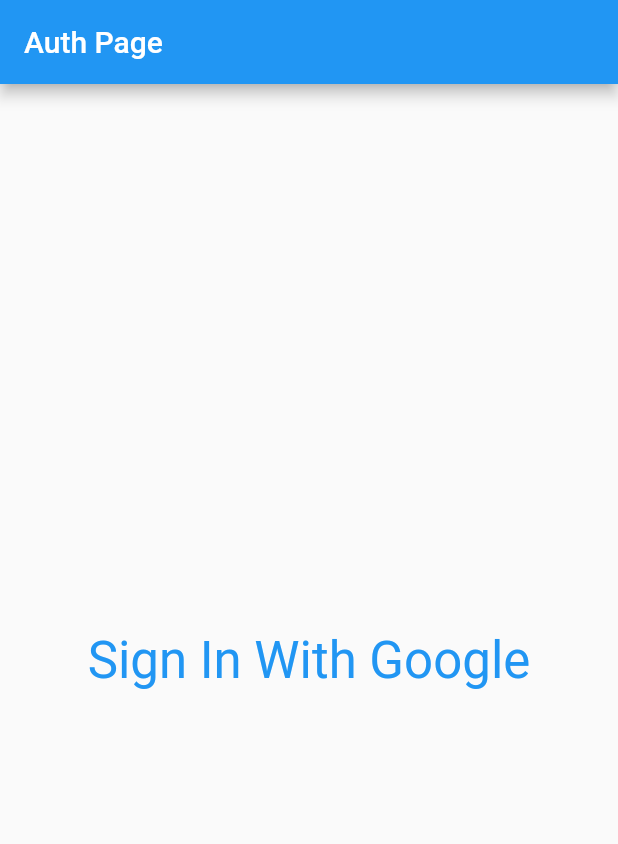
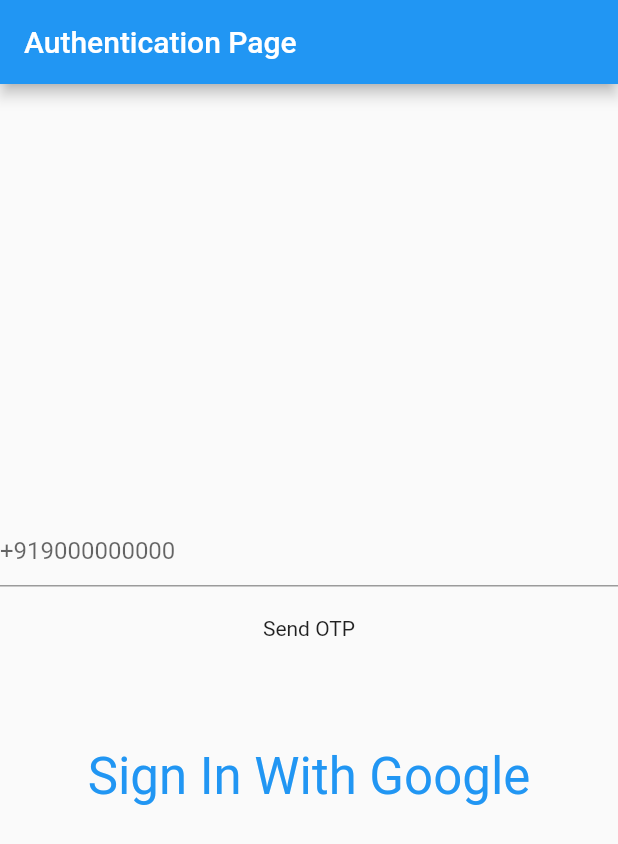
Before and after one commit to dhruvd-grappus/bigspoon_authentication, a Flutter app: the screen it shows after launch, on a phone screen of 412 x 824 dp. Shown: the top 844 px of the screen. Run offline on Flutter 3.47's test engine with Material 2 defaults, Android fonts, the phone set to English and light mode, and no system bars; our stand-ins replace bloc, equatable, firebase_auth, firebase_core, flutter_bloc, fluttertoast and 3 more; missing offline and left inert: firebase_auth_web, firebase_core_web, google_sign_in_web, smart_auth; accounts and stored records are empty.

Commit message:
refactor: Add everything to auth module.

```diff
--- a/lib/auth/auth_page.dart
+++ b/lib/auth/auth_page.dart
@@ -1,27 +1,34 @@
-import '../base/abstract_bloc_listener.dart';
-import '../base/action/navigation_action.dart';
+import 'package:sms_autofill/sms_autofill.dart';
+
+import 'base/abstract_bloc_listener.dart';
+import 'base/action/navigation_action.dart';
 import 'package:flutter/material.dart';
 import 'package:flutter_bloc/flutter_bloc.dart';
 import 'package:fluttertoast/fluttertoast.dart';
 
-import '../navigation/routes.dart';
+import 'navigation/routes.dart';
 import 'bloc/auth_bloc.dart';
+import 'package:pinput/pinput.dart';
 
 class AuthPage extends StatefulWidget {
-  const AuthPage({Key? key, required this.title}) : super(key: key);
-
-  final String title;
+  const AuthPage({
+    Key? key,
+  }) : super(key: key);
 
   @override
   State<AuthPage> createState() => _AuthPageState();
 }
 
 class _AuthPageState extends State<AuthPage> {
+  final TextEditingController otpController = TextEditingController();
+  var smsAutoFill = SmsAutoFill();
+  final TextEditingController phoneController = TextEditingController();
+
   @override
   Widget build(BuildContext context) {
     return Scaffold(
       appBar: AppBar(
-        title: Text(widget.title),
+        title: Text('Authentication Page'),
       ),
       body: Center(
         child: AbstractBlocListener<AuthBloc, AuthEvent, AuthState>(
@@ -36,12 +43,64 @@
             if (state is AuthenticatedState) {
               Navigator.pushReplacementNamed(context, Routes.profilePage);
             }
+            if (state is VerifyingOTPState) {
+              otpController.text = state.otp;
+            }
           },
           child: BlocBuilder<AuthBloc, AuthState>(
             builder: (context, state) {
               return state is AuthLoadingState
                   ? const CircularProgressIndicator()
-                  : InkWell(
+                  : Column(
+                      mainAxisAlignment: MainAxisAlignment.center,
+                      children: [
+                        TextField(
+                          controller: phoneController,
+                          decoration:
+                              InputDecoration(hintText: '+919000000000'),
+                        ),
+                        SizedBox(
+                          height: 20,
+                        ),
+                        InkWell(
+                          onTap: () async {
+                            await smsAutoFill.listenForCode();
+
+                            context.read<AuthBloc>().add(
+                                EnterPhoneEvent(phone: phoneController.text));
+                          },
+                          child: Text('Send OTP'),
+                        ),
+                        SizedBox(
+                          height: 20,
+                        ),
+                        state is CodeSentState
+                            ? Column(
+                                children: [
+                                  Pinput(
+                                    length: 6,
+                                    controller: otpController,
+                                  ),
+                                  SizedBox(
+                                    height: 20,
+                                  ),
+                                  InkWell(
+                                    onTap: () {
+                                      context.read<AuthBloc>().add(EnterCode(
+                                            verificationId:
+                                                state.verificationID,
+                                            code: otpController.text,
+                                          ));
+                                    },
+                                    child: Text('Verify OTP'),
+                                  ),
+                                ],
+                              )
+                            : SizedBox(),
+                        SizedBox(
+                          height: 50,
+                        ),
+                        InkWell(
                           onTap: () {
                             context.read<AuthBloc>().add(InitiateSocialSignIn(
                                   socialSignInType: SocialSignInType.google,
@@ -54,6 +113,8 @@
                                 .headline4
                                 ?.copyWith(color: Colors.blue),
                           ),
+                        ),
+                      ],
                     );
             },
           ),
--- a/lib/auth/bloc/auth_event.dart
+++ b/lib/auth/bloc/auth_event.dart
@@ -37,6 +37,10 @@
   });
 }
 
+class EnterCredentialEvent extends AuthEvent {
+  AuthCredential userCredential;
+  EnterCredentialEvent(this.userCredential);
+}
 class EnterPhoneEvent extends AuthEvent {
   final String phone;
   const EnterPhoneEvent({
--- a/lib/navigation/routes.dart
+++ b/lib/auth/navigation/routes.dart
@@ -1,7 +1,7 @@
 import '../profile.dart';
 import 'package:flutter/material.dart';
 
-import '../auth/auth_page.dart';
+import '../auth_page.dart';
 
 class Routes {
   static const String googleSignInPage = 'googleSignInPage';
@@ -12,7 +12,7 @@
     );
     switch (settings.name) {
       case googleSignInPage:
-        widget = const AuthPage(title: 'Google Sign In');
+        widget =  AuthPage();
 
         break;
       case profilePage:
--- a/lib/profile.dart
+++ b/lib/auth/profile.dart
@@ -1,7 +1,7 @@
 import 'package:flutter/material.dart';
 import 'package:flutter_bloc/flutter_bloc.dart';
 
-import 'auth/bloc/auth_bloc.dart';
+import 'bloc/auth_bloc.dart';
 import 'navigation/routes.dart';
 
 class ProfilePage extends StatelessWidget {
@@ -16,6 +16,9 @@
         return false;
       },
       child: Scaffold(
+         appBar: AppBar(
+          title: Text('Profile Page'),
+        ),
         body: BlocBuilder<AuthBloc, AuthState>(
           builder: (context, state) {
             return Center(
--- a/lib/generated_plugin_registrant.dart
+++ b/lib/generated_plugin_registrant.dart
@@ -10,6 +10,7 @@
 import 'package:firebase_core_web/firebase_core_web.dart';
 import 'package:fluttertoast/fluttertoast_web.dart';
 import 'package:google_sign_in_web/google_sign_in_web.dart';
+import 'package:smart_auth/smart_auth_web.dart';
 
 import 'package:flutter_web_plugins/flutter_web_plugins.dart';
 
@@ -19,5 +20,6 @@
   FirebaseCoreWeb.registerWith(registrar);
   FluttertoastWebPlugin.registerWith(registrar);
   GoogleSignInPlugin.registerWith(registrar);
+  SmartAuthWeb.registerWith(registrar);
   registrar.registerMessageHandler();
 }
--- a/lib/main.dart
+++ b/lib/main.dart
@@ -1,14 +1,14 @@
 import 'package:firebase_auth/firebase_auth.dart';
 
-import 'profile.dart';
+import 'auth/profile.dart';
 import 'package:flutter/material.dart';
 import 'package:flutter_bloc/flutter_bloc.dart';
 
 import 'auth/auth_page.dart';
 import 'auth/bloc/auth_bloc.dart';
-import 'navigation/routes.dart';
+import 'auth/navigation/routes.dart';
 import 'package:firebase_core/firebase_core.dart';
-import 'firebase_options.dart';
+import 'auth/firebase_options.dart';
 
 void main() async {
   WidgetsFlutterBinding.ensureInitialized();
@@ -30,9 +30,9 @@
         create: (context) => AuthBloc(firebaseAuth: FirebaseAuth.instance),
         child: MaterialApp(routes: {
           Routes.googleSignInPage: (context) =>
-              const AuthPage(title: 'Auth Page'),
+               AuthPage(),
           Routes.profilePage: (context) => const ProfilePage(),
-        }, home: const AuthPage(title: 'Auth Page')),
+        }, home:  AuthPage()),
       ),
     );
   }
--- a/pubspec.yaml
+++ b/pubspec.yaml
@@ -41,6 +41,7 @@
   fluttertoast: ^8.0.9
   google_sign_in: ^5.4.0
   mockito: ^5.3.0
+  pinput: ^2.2.11
   sms_autofill: ^2.2.0
 
 dev_dependencies:
```
Also changed, not shown: lib/auth/bloc/auth_bloc.dart (+41 -32 lines), lib/auth/base/abstract_bloc.dart (renamed from lib/base/abstract_bloc.dart), lib/auth/base/abstract_bloc_listener.dart (renamed from lib/base/abstract_bloc_listener.dart), lib/auth/base/action/navigation_action.dart (renamed from lib/base/action/navigation_action.dart), lib/auth/firebase_options.dart (renamed from lib/firebase_options.dart), 5 other files. Lines whose indentation alone changed are shown as unchanged.
